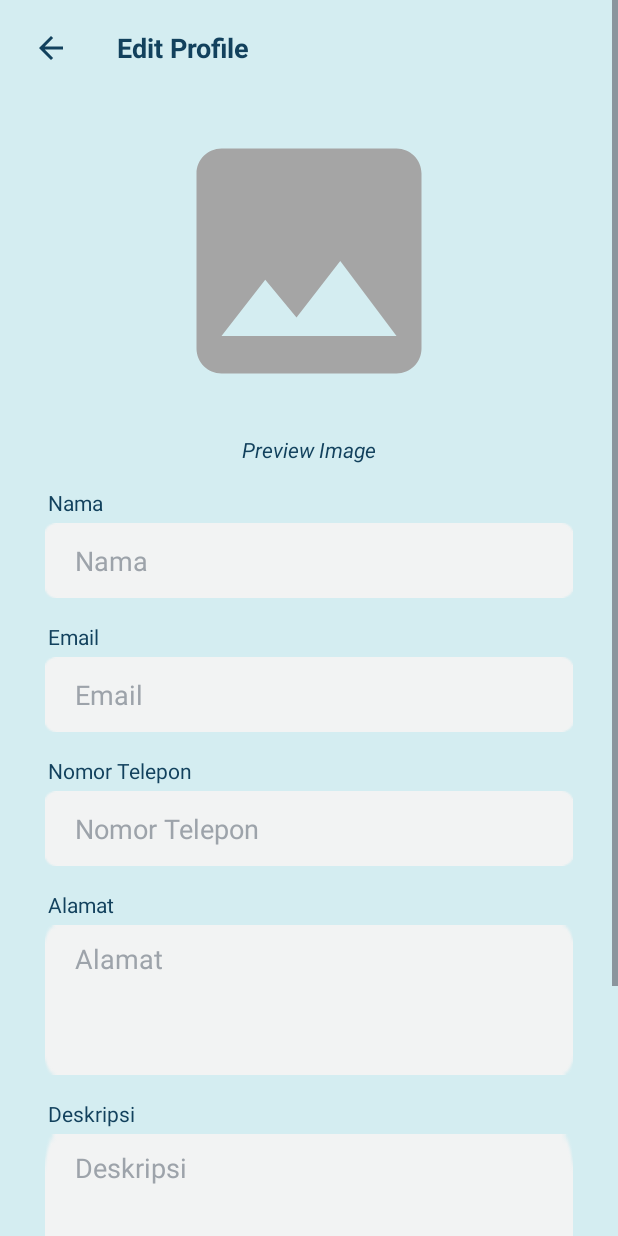
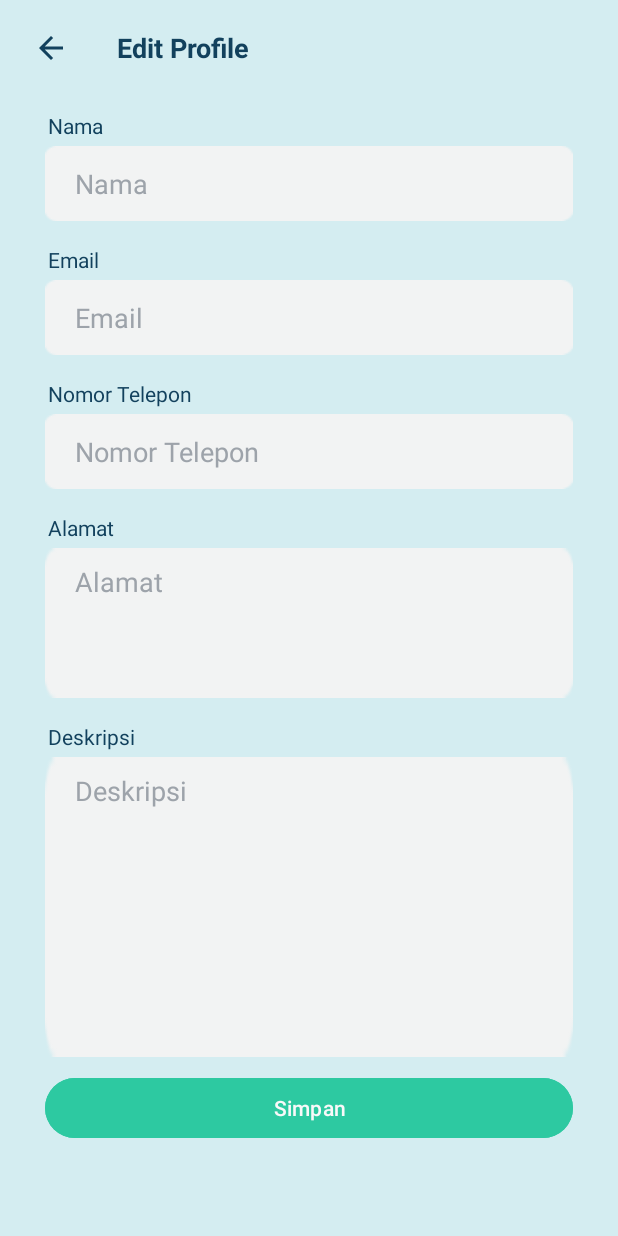
Before and after one commit to agungriyadi19/MD, an Android app: the SupplierProfileEditActivity screen opened directly, with no data from a screen before it, on a phone screen of 412 x 824 dp. Run offline under Robolectric (Android 15) with nearby library versions, the phone set to English and light mode, and no system bars; 2 statements that could not run were skipped.

Commit message:
update supplier profile edit page

```diff
--- a/app/src/main/res/layout/activity_supplier_profile_edit.xml
+++ b/app/src/main/res/layout/activity_supplier_profile_edit.xml
@@ -42,43 +42,17 @@
         </LinearLayout>
 
 
-        <ImageView
-            android:id="@+id/iv_detail_photo"
-            android:layout_width="200dp"
-            android:layout_height="wrap_content"
-            android:layout_marginTop="10dp"
-            android:adjustViewBounds="true"
-            android:contentDescription="@string/productImage"
-            app:layout_constraintTop_toBottomOf="@+id/linearLayout"
-            app:srcCompat="@drawable/ic_image"
-            tools:ignore="MissingConstraints"
-            app:layout_constraintEnd_toEndOf="parent"
-            app:layout_constraintStart_toStartOf="parent" />
-        <TextView
-            android:id="@+id/tvPreviewImage"
-            android:layout_width="wrap_content"
-            android:layout_height="wrap_content"
-            android:textColor="@color/primary"
-            android:layout_marginTop="16dp"
-            android:text="@string/previewImage"
-            android:textStyle="italic"
-            android:textSize="14sp"
-            app:layout_constraintEnd_toEndOf="parent"
-            app:layout_constraintStart_toStartOf="parent"
-            app:layout_constraintTop_toBottomOf="@+id/iv_detail_photo" />
-
         <TextView
             android:id="@+id/tv_supplier_name"
             android:layout_width="wrap_content"
             android:layout_height="wrap_content"
             android:layout_marginStart="32dp"
-            android:layout_marginTop="16dp"
             android:text="@string/name"
+            android:layout_marginTop="10dp"
+            android:textColor="@color/primary"
             android:textSize="14sp"
-            android:textColor="@color/primary"
-            app:layout_constraintHorizontal_bias="0.0"
             app:layout_constraintStart_toStartOf="parent"
-            app:layout_constraintTop_toBottomOf="@+id/tvPreviewImage" />
+            app:layout_constraintTop_toBottomOf="@+id/linearLayout" />
 
         <EditText
             android:id="@+id/ed_add_supplier_name"
```
